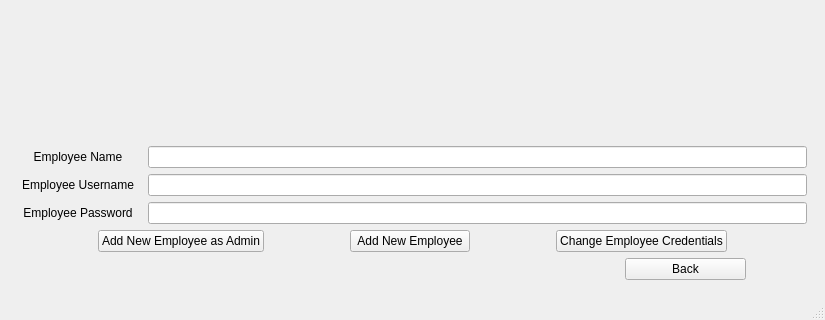
First picture: the form in UI/forms/mainwindow.ui, repository Kshitij1K/ShopInventoryManager, before the edit; both pictures show x 0 to 825 and y 320 to 640 of the 825 by 640 pixel window.
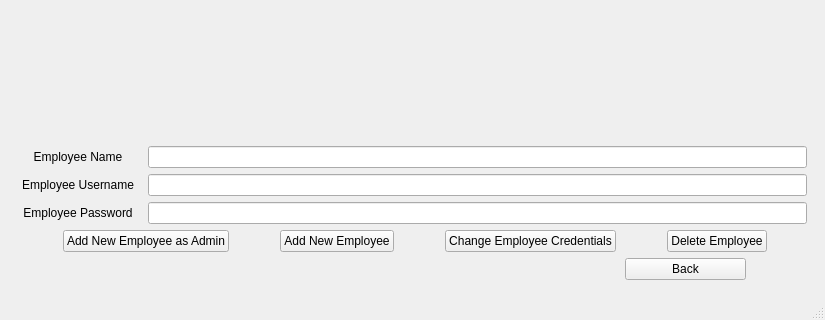
Second picture: the form after the edit. The open tabs and pages were chosen to show the change.

```diff
--- a/UI/forms/mainwindow.ui
+++ b/UI/forms/mainwindow.ui
@@ -983,7 +983,7 @@
            </layout>
           </item>
           <item>
-           <layout class="QHBoxLayout" name="horizontalLayout_12" stretch="2,3,2,3,2,3,2">
+           <layout class="QHBoxLayout" name="horizontalLayout_12" stretch="2,3,2,3,2,3,2,0,0">
             <item>
              <spacer name="horizontalSpacer_25">
               <property name="orientation">
@@ -1057,6 +1057,26 @@
               </property>
              </spacer>
             </item>
+            <item>
+             <widget class="QPushButton" name="deleteEmployeeButton">
+              <property name="text">
+               <string>Delete Employee</string>
+              </property>
+             </widget>
+            </item>
+            <item>
+             <spacer name="horizontalSpacer_27">
+              <property name="orientation">
+               <enum>Qt::Horizontal</enum>
+              </property>
+              <property name="sizeHint" stdset="0">
+               <size>
+                <width>40</width>
+                <height>20</height>
+               </size>
+              </property>
+             </spacer>
+            </item>
            </layout>
           </item>
           <item>
```
Left out of the diff: 4 changed lines with no effect on the pictures.
